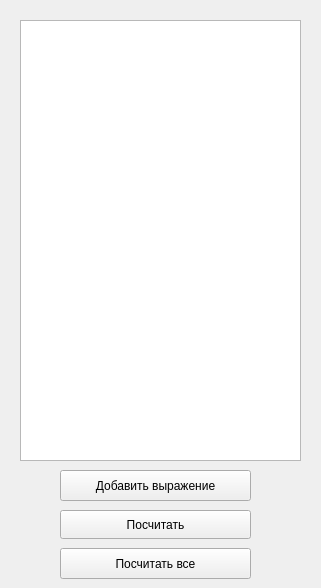
The window that Lab2/Lab2Task3/mainwindow.ui (petrzhal/cpp-labs) describes before a commit, drawn with Qt 5.
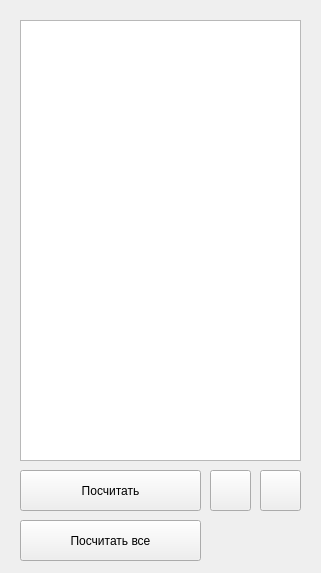
The same window after the commit.

```diff
--- a/Lab2/Lab2Task3/mainwindow.ui
+++ b/Lab2/Lab2Task3/mainwindow.ui
@@ -7,7 +7,7 @@
     <x>0</x>
     <y>0</y>
     <width>321</width>
-    <height>588</height>
+    <height>573</height>
    </rect>
   </property>
   <property name="windowTitle">
@@ -17,10 +17,10 @@
    <widget class="QPushButton" name="pushButton">
     <property name="geometry">
      <rect>
-      <x>60</x>
-      <y>510</y>
-      <width>191</width>
-      <height>29</height>
+      <x>20</x>
+      <y>470</y>
+      <width>181</width>
+      <height>41</height>
      </rect>
     </property>
     <property name="text">
@@ -40,29 +40,42 @@
    <widget class="QPushButton" name="pushButton_addExpr">
     <property name="geometry">
      <rect>
-      <x>60</x>
+      <x>210</x>
       <y>470</y>
-      <width>191</width>
-      <height>31</height>
+      <width>41</width>
+      <height>41</height>
      </rect>
     </property>
     <property name="text">
-     <string>Добавить выражение</string>
+     <string/>
     </property>
    </widget>
    <widget class="QPushButton" name="pushButton_2">
     <property name="geometry">
      <rect>
-      <x>60</x>
-      <y>548</y>
-      <width>191</width>
-      <height>31</height>
+      <x>20</x>
+      <y>520</y>
+      <width>181</width>
+      <height>41</height>
      </rect>
     </property>
     <property name="text">
      <string>Посчитать все</string>
     </property>
    </widget>
+   <widget class="QPushButton" name="pushButton_changeExpr">
+    <property name="geometry">
+     <rect>
+      <x>260</x>
+      <y>470</y>
+      <width>41</width>
+      <height>41</height>
+     </rect>
+    </property>
+    <property name="text">
+     <string/>
+    </property>
+   </widget>
   </widget>
  </widget>
  <resources/>
```
